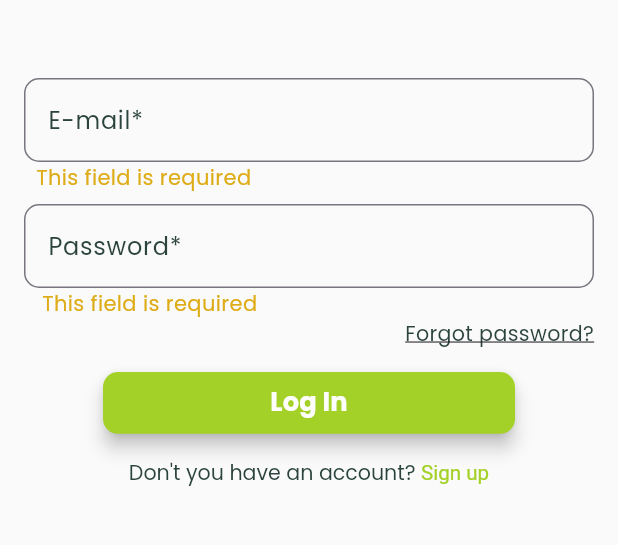
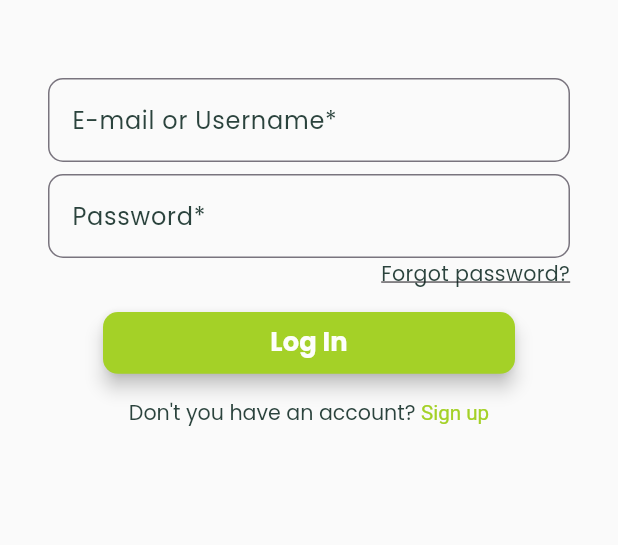
Before and after one commit to ekinalaydin/plant_app, a Flutter app: the screen it shows after launch, on a phone screen of 412 x 824 dp, the part 258-803 px from its top. Run offline on Flutter 3.47's test engine with Material 3 defaults, Android fonts, the phone set to English and light mode, and no system bars; our stand-ins replace dropdown_search, firebase_auth, firebase_core, geocoding, google_fonts, google_maps_flutter and 4 more; missing offline and left inert: dart:ffi; accounts and stored records are empty.

Commit message:
signin, text-fixing, back homepage

```diff
--- a/lib/widgets/card_list.dart
+++ b/lib/widgets/card_list.dart
@@ -62,9 +62,9 @@ class _CardListState extends State<CardList> {
                           : CircularProgressIndicator();
                     }),
                 SizedBox(height: 20),
+                buildPlantAssistanceSection(context),
+                SizedBox(height: 20),
                 buildHistorySection(),
-                SizedBox(height: 20),
-                buildPlantAssistanceSection(context),
               ],
             ),
           ),
--- a/lib/widgets/login/sign_in_form.dart
+++ b/lib/widgets/login/sign_in_form.dart
@@ -42,13 +42,16 @@ class _SignInFormState extends State<SignInForm> {
     } else if (usernameRegExp.hasMatch(value)) {
       return null; // Valid username
     } else {
-      return 'Please enter a valid email';
+      return 'Please enter a valid email or username';
     }
   }
 
   String? _validatePassword(String? value) {
     if (value == null || value.isEmpty) {
       return 'This field is required';
+    }
+    if (value.length < 4 || value.length > 12) {
+      return 'Password must be between 4-12 characters';
     }
     return null;
   }
@@ -88,16 +91,6 @@ class _SignInFormState extends State<SignInForm> {
       ScaffoldMessenger.of(context).showSnackBar(
         SnackBar(content: Text(errorMessage)),
       );
-    }
-  }
-
-  void _submitForm() {
-    if (_formKey.currentState?.validate() ?? false) {
-      // Form is valid, proceed with further actions (e.g., authentication)
-      print('Form is valid');
-      // Add your form submission code here
-    } else {
-      print('Form is invalid');
     }
   }
 
@@ -163,10 +156,12 @@ class _SignInFormState extends State<SignInForm> {
                     ],
                   ),
                 ),
-                TextFormField(
+                Padding(
+                  padding: const EdgeInsets.symmetric(horizontal: 16.0),
+                  child: TextFormField(
                     controller: _emailController,
                     decoration: InputDecoration(
-                    labelText: 'E-mail*',
+                      labelText: 'E-mail or Username*',
                       labelStyle: GoogleFonts.poppins(
                         color: AppColors.onSurface,
                       ),
@@ -196,18 +191,11 @@ class _SignInFormState extends State<SignInForm> {
                       });
                     },
                   ),
-                // Error message for email or username
-                if (_validateEmailOrUsername(_email) != null)
-                  Padding(
-                    padding: const EdgeInsets.only(left: 8.0),
-                    child: Text(
-                      _validateEmailOrUsername(
-                          _email)!, // Display the error message
-                      style: GoogleFonts.poppins(color: AppColors.warning),
-                    ),
                 ),
                 SizedBox(height: 8.0),
-                TextFormField(
+                Padding(
+                  padding: const EdgeInsets.symmetric(horizontal: 16.0),
+                  child: TextFormField(
                     controller: _passwordController,
                     decoration: InputDecoration(
                       labelText: 'Password*',
@@ -234,34 +222,20 @@ class _SignInFormState extends State<SignInForm> {
                     ),
                     cursorColor: Colors.black,
                     obscureText: true,
-                  validator: (value) {
-                    if (value == null || value.isEmpty) {
-                      return 'Please enter a password';
-                    } else if (value.length < 4 || value.length > 12) {
-                      return 'Your password must be between 4-12 characters';
-                    }
-                    return null;
-                  },
+                    validator: _validatePassword,
                     onChanged: (value) {
                       setState(() {
                         _password = value;
                       });
                     },
                   ),
-
-                if (_validatePassword(_password) != null)
-                  Padding(
-                    padding: const EdgeInsets.only(left: 12.0),
-                    child: Text(
-                      _validatePassword(
-                          _password)!, // Display the error message
-                      style: GoogleFonts.poppins(color: AppColors.warning),
-                    ),
                 ),
                 Row(
                   mainAxisAlignment: MainAxisAlignment.end,
                   children: [
-                    GestureDetector(
+                    Padding(
+                      padding: const EdgeInsets.symmetric(horizontal: 16.0),
+                      child: GestureDetector(
                         onTap: () {
                           Navigator.push(
                             context,
@@ -279,10 +253,10 @@ class _SignInFormState extends State<SignInForm> {
                               fontSize: screenWidth / 30),
                         ),
                       ),
+                    ),
                   ],
                 ),
-                SizedBox(height: 8.0),
-                SizedBox(height: 8.0),
+                SizedBox(height: 16.0),
                 Center(
                   child: Column(
                     mainAxisAlignment: MainAxisAlignment.center,
@@ -292,7 +266,15 @@ class _SignInFormState extends State<SignInForm> {
                         height: screenHeight / 20,
                         child: ElevatedButton(
                           onPressed: () async {
+                            if (_formKey.currentState?.validate() ?? false) {
                               await _processFormData(_email, _password);
+                            } else {
+                              // Display a message to the user if form is invalid
+                              ScaffoldMessenger.of(context).showSnackBar(
+                                SnackBar(
+                                    content: Text('Please correct the errors')),
+                              );
+                            }
                           },
                           style: ElevatedButton.styleFrom(
                             backgroundColor: AppColors.primary,
```
Also changed, not shown: lib/screens/disease_detection.dart (+98 -35 lines), lib/widgets/card.dart (+9 -3 lines). Lines whose indentation alone changed are shown as unchanged.
